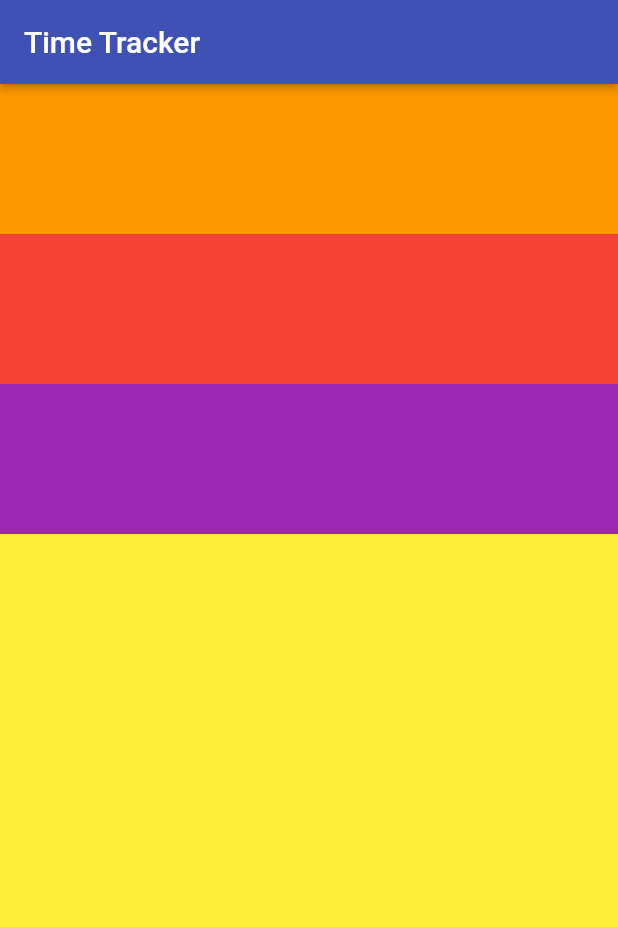
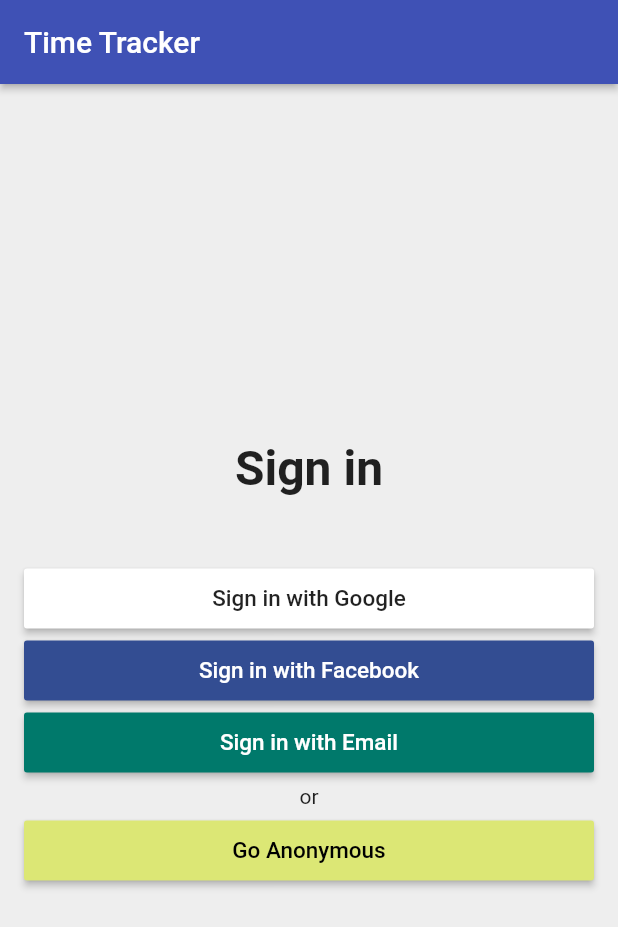
Before and after one commit to harishkrishnan24/time-tracker, a Flutter app: the screen it shows after launch, on a phone screen of 412 x 824 dp. Shown: the top 927 px of the screen. Run offline on Flutter 3.47's test engine with Material 2 defaults, Android fonts, the phone set to English and light mode, and no system bars.

Commit message:
Added sign in buttons

```diff
--- /dev/null
+++ b/lib/app/sign_in/sign_in_button.dart
@@ -0,0 +1,22 @@
+import 'package:flutter/material.dart';
+import 'package:time_tracker_flutter_course/common_widgets/custom_raised_button.dart';
+
+class SignInButton extends CustomRaisedButton {
+  SignInButton({
+    String text,
+    Color color,
+    Color textColor,
+    VoidCallback onPressed,
+  }) : super(
+          child: Text(
+            text,
+            style: TextStyle(
+              color: textColor,
+              fontSize: 15,
+            ),
+          ),
+          color: color,
+          height: 40,
+          onPressed: onPressed,
+        );
+}
--- a/lib/app/sign_in/sign_in_page.dart
+++ b/lib/app/sign_in/sign_in_page.dart
@@ -1,4 +1,5 @@
 import 'package:flutter/material.dart';
+import 'package:time_tracker_flutter_course/app/sign_in/sign_in_button.dart';
 
 class SignInPage extends StatelessWidget {
   @override
@@ -9,33 +10,72 @@ class SignInPage extends StatelessWidget {
         elevation: 2,
       ),
       body: _buildContent(),
+      backgroundColor: Colors.grey[200],
     );
   }
 
   Widget _buildContent() {
-    return Container(
-      color: Colors.yellow,
+    return Padding(
+      padding: EdgeInsets.all(16),
       child: Column(
+        mainAxisAlignment: MainAxisAlignment.center,
         crossAxisAlignment: CrossAxisAlignment.stretch,
         children: <Widget>[
-          Container(
-            color: Colors.orange,
-            child: SizedBox(
-              height: 100,
+          Text(
+            'Sign in',
+            textAlign: TextAlign.center,
+            style: TextStyle(
+              fontSize: 32,
+              fontWeight: FontWeight.w600,
             ),
           ),
-          Container(
-            color: Colors.red,
-            child: SizedBox(
-              height: 100,
+          SizedBox(
+            height: 48,
+          ),
+          SignInButton(
+            text: 'Sign in with Google',
+            textColor: Colors.black87,
+            color: Colors.white,
+            onPressed: () {},
+          ),
+          SizedBox(
+            height: 8,
+          ),
+          SignInButton(
+            text: 'Sign in with Facebook',
+            textColor: Colors.white,
+            color: Color(0xFF334D92),
+            onPressed: () {},
+          ),
+          SizedBox(
+            height: 8,
+          ),
+          SignInButton(
+            text: 'Sign in with Email',
+            textColor: Colors.white,
+            color: Colors.teal[700],
+            onPressed: () {},
+          ),
+          SizedBox(
+            height: 8,
+          ),
+          Text(
+            'or',
+            style: TextStyle(
+              fontSize: 14,
+              color: Colors.black87,
             ),
+            textAlign: TextAlign.center,
           ),
-          Container(
-            color: Colors.purple,
-            child: SizedBox(
-              height: 100,
-            ),
-          )
+          SizedBox(
+            height: 8,
+          ),
+          SignInButton(
+            text: 'Go Anonymous',
+            textColor: Colors.black,
+            color: Colors.lime[300],
+            onPressed: () {},
+          ),
         ],
       ),
     );
--- /dev/null
+++ b/lib/common_widgets/custom_raised_button.dart
@@ -0,0 +1,34 @@
+import 'package:flutter/material.dart';
+
+class CustomRaisedButton extends StatelessWidget {
+  final Widget child;
+  final Color color;
+  final double borderRadius;
+  final VoidCallback onPressed;
+  final double height;
+
+  CustomRaisedButton({
+    this.child,
+    this.color,
+    this.borderRadius: 2,
+    this.onPressed,
+    this.height: 50,
+  });
+
+  @override
+  Widget build(BuildContext context) {
+    return SizedBox(
+      height: height,
+      child: RaisedButton(
+        child: child,
+        color: color,
+        onPressed: onPressed,
+        shape: RoundedRectangleBorder(
+          borderRadius: BorderRadius.all(
+            Radius.circular(borderRadius),
+          ),
+        ),
+      ),
+    );
+  }
+}
```
